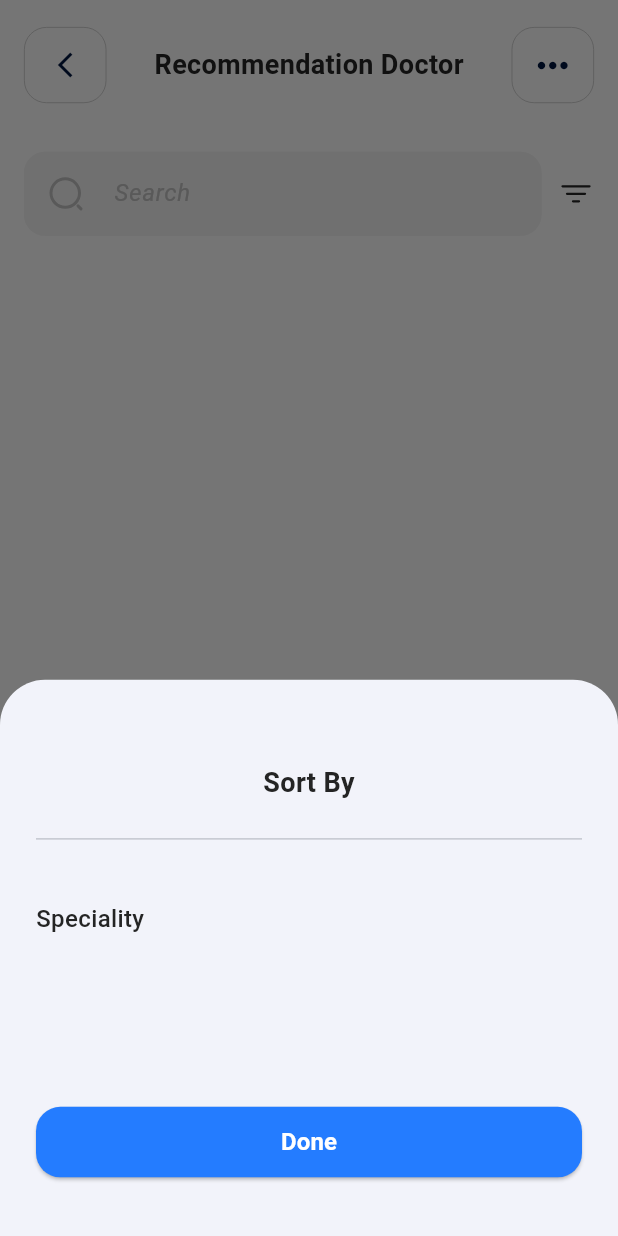
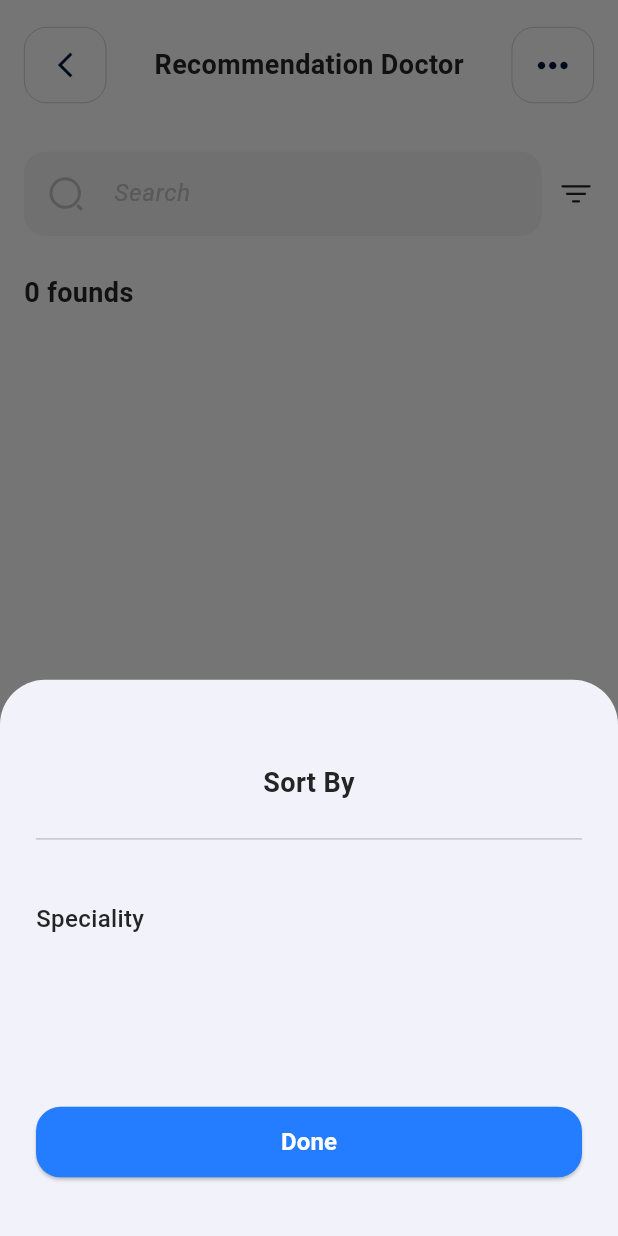
Before and after one commit to MohamedElhosaraty/doclinic, a Flutter app: the RecommendationDoctorScreen screen opened directly with empty values, after a tap on an icon or button, on a phone screen of 412 x 824 dp. Run offline on Flutter 3.47's test engine with Material 3 defaults, Android fonts, the phone set to English and light mode, and no system bars; our stand-ins replace cached_network_image, dartz, date_picker_timeline, dio, equatable, flutter_bloc and 9 more; accounts and stored records are empty; network calls fail.

```diff
--- a/lib/core/di/dependency_injection.dart
+++ b/lib/core/di/dependency_injection.dart
@@ -126,7 +126,7 @@ Future<void> setupGetIt() async {
   getIt.registerFactory<LoginCubit>(() => LoginCubit(getIt<LoginUsecase>()));
   getIt.registerFactory<SignUpCubit>(() => SignUpCubit(getIt<SignUpUsecase>()));
 
-  getIt.registerLazySingleton<HomeCubit>(
+  getIt.registerFactory<HomeCubit>(
     () => HomeCubit(getIt<HomeUsecase>()),
   );
 
--- a/lib/core/routing/routes.dart
+++ b/lib/core/routing/routes.dart
@@ -7,5 +7,6 @@ class Routes {
   static const String recommendationDoctorScreen = '/recommendationDoctorScreen';
   static const String detailsDoctorScreen = '/detailsDoctorScreen';
   static const String bookAppointmentScreen = '/bookAppointmentScreen';
+  static const String bookDetailsScreen = '/bookDetailsScreen';
 
 }
--- a/lib/feature/home/presentation/widgets/doctor_list_view.dart
+++ b/lib/feature/home/presentation/widgets/doctor_list_view.dart
@@ -1,8 +1,11 @@
 import 'package:doclinic/core/helpers/extensions.dart';
 import 'package:doclinic/feature/home/domain/entities/home_entity.dart';
 import 'package:flutter/material.dart';
+import 'package:flutter_screenutil/flutter_screenutil.dart';
 
 import '../../../../core/routing/routes.dart';
+import '../../../../core/theming/app_colors.dart';
+import '../../../../core/theming/app_text_styles.dart';
 import 'doctor_list_view_item.dart';
 
 class DoctorListView extends StatelessWidget {
@@ -13,7 +16,19 @@ class DoctorListView extends StatelessWidget {
   @override
   Widget build(BuildContext context) {
     return Expanded(
+      child: Column(
+        crossAxisAlignment: CrossAxisAlignment.start,
+        children: [
+          Text(
+            "${doctorList.length} founds",
+            style: AppTextStyles.font18SemiBold(context).copyWith(
+              color: AppColors.dartBlue,
+            ),
+          ),
+          10.verticalSpace,
+          Expanded(
             child: ListView.builder(
+              physics: const BouncingScrollPhysics(),
               itemCount: doctorList.length,
               itemBuilder: (context, index) {
                 return InkWell(
@@ -26,6 +41,9 @@ class DoctorListView extends StatelessWidget {
                 );
               },
             ),
+          ),
+        ],
+      ),
     );
   }
 }
```
Also changed, not shown: lib/core/routing/app_router.dart (+16 -0 lines), lib/feature/home/presentation/pages/book_appointment_screen.dart (+10 -4 lines), lib/feature/home/presentation/pages/book_details_screen.dart (added, +63 -0 lines), lib/feature/home/presentation/widgets/custom_stepper.dart (+41 -6 lines), assets/svgs/true.svg (added), lib/generated/assets.dart. Lines whose indentation alone changed are shown as unchanged.
